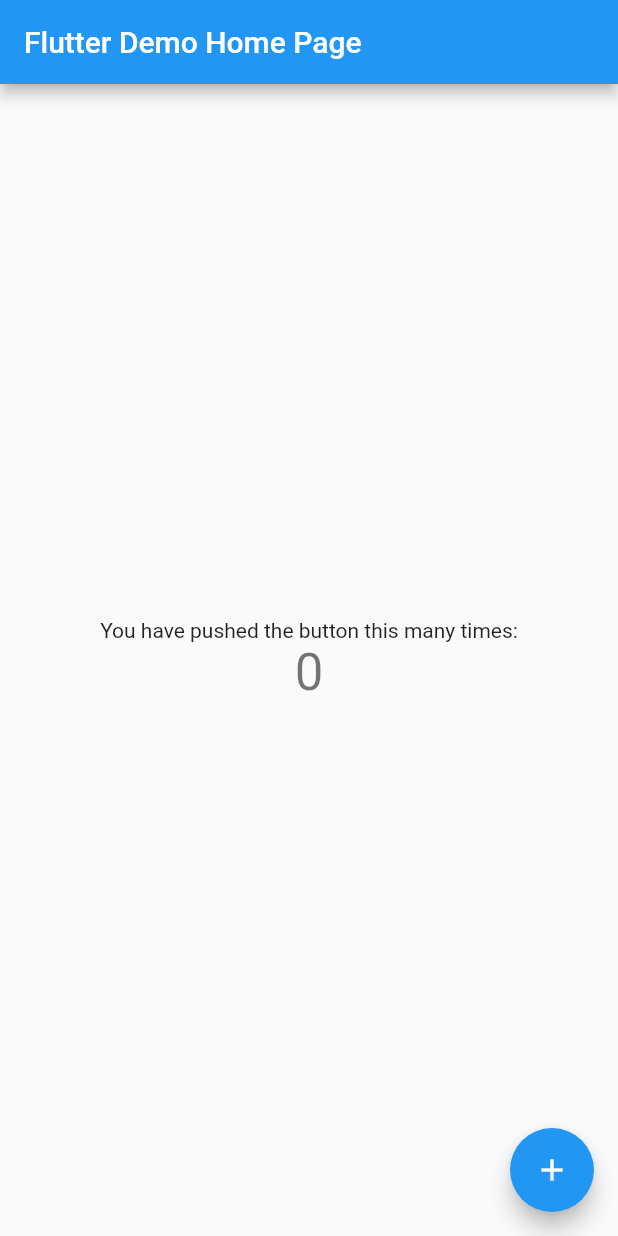
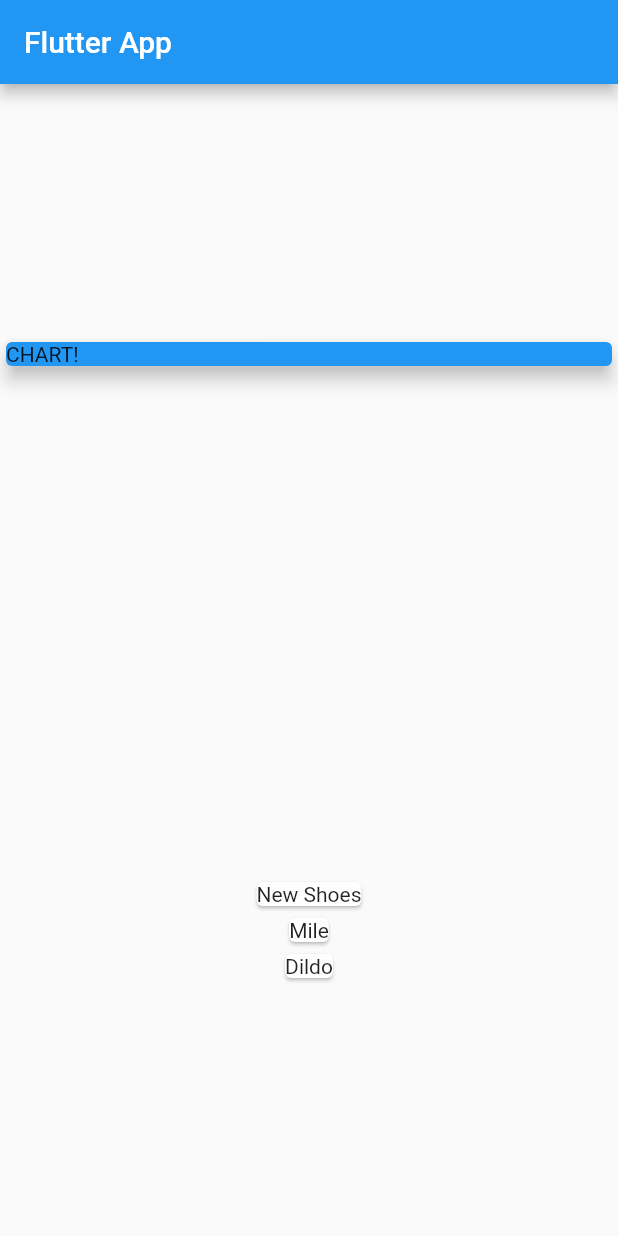
Before and after one commit to fiixed/personal_expenses_2, a Flutter app: the screen it shows after launch, on a phone screen of 412 x 824 dp. Run offline on Flutter 3.47's test engine with Material 2 defaults, Android fonts, the phone set to English and light mode, and no system bars.

```diff
--- a/lib/main.dart
+++ b/lib/main.dart
@@ -1,4 +1,6 @@
 import 'package:flutter/material.dart';
+
+import './transaction.dart';
 
 void main() => runApp(MyApp());
 
@@ -7,105 +9,61 @@ class MyApp extends StatelessWidget {
   @override
   Widget build(BuildContext context) {
     return MaterialApp(
-      title: 'Flutter Demo',
-      theme: ThemeData(
-        // This is the theme of your application.
-        //
-        // Try running your application with "flutter run". You'll see the
-        // application has a blue toolbar. Then, without quitting the app, try
-        // changing the primarySwatch below to Colors.green and then invoke
-        // "hot reload" (press "r" in the console where you ran "flutter run",
-        // or simply save your changes to "hot reload" in a Flutter IDE).
-        // Notice that the counter didn't reset back to zero; the application
-        // is not restarted.
-        primarySwatch: Colors.blue,
-      ),
-      home: MyHomePage(title: 'Flutter Demo Home Page'),
+      title: 'Flutter App',
+      home: MyHomePage(),
     );
   }
 }
 
-class MyHomePage extends StatefulWidget {
-  MyHomePage({Key key, this.title}) : super(key: key);
-
-  // This widget is the home page of your application. It is stateful, meaning
-  // that it has a State object (defined below) that contains fields that affect
-  // how it looks.
-
-  // This class is the configuration for the state. It holds the values (in this
-  // case the title) provided by the parent (in this case the App widget) and
-  // used by the build method of the State. Fields in a Widget subclass are
-  // always marked "final".
-
-  final String title;
-
-  @override
-  _MyHomePageState createState() => _MyHomePageState();
-}
-
-class _MyHomePageState extends State<MyHomePage> {
-  int _counter = 0;
-
-  void _incrementCounter() {
-    setState(() {
-      // This call to setState tells the Flutter framework that something has
-      // changed in this State, which causes it to rerun the build method below
-      // so that the display can reflect the updated values. If we changed
-      // _counter without calling setState(), then the build method would not be
-      // called again, and so nothing would appear to happen.
-      _counter++;
-    });
-  }
+class MyHomePage extends StatelessWidget {
+  final List<Transaction> transactions = [
+    Transaction(
+      id: 't1',
+      title: 'New Shoes',
+      amount: 69.99,
+      date: DateTime.now(),
+    ),
+    Transaction(
+      id: 't2',
+      title: 'Mile',
+      amount: 1.99,
+      date: DateTime.now(),
+    ),
+    Transaction(
+      id: 't3',
+      title: 'Dildo',
+      amount: 169.99,
+      date: DateTime.now(),
+    ),
+  ];
 
   @override
   Widget build(BuildContext context) {
-    // This method is rerun every time setState is called, for instance as done
-    // by the _incrementCounter method above.
-    //
-    // The Flutter framework has been optimized to make rerunning build methods
-    // fast, so that you can just rebuild anything that needs updating rather
-    // than having to individually change instances of widgets.
     return Scaffold(
       appBar: AppBar(
-        // Here we take the value from the MyHomePage object that was created by
-        // the App.build method, and use it to set our appbar title.
-        title: Text(widget.title),
+        title: Text('Flutter App'),
       ),
-      body: Center(
-        // Center is a layout widget. It takes a single child and positions it
-        // in the middle of the parent.
-        child: Column(
-          // Column is also a layout widget. It takes a list of children and
-          // arranges them vertically. By default, it sizes itself to fit its
-          // children horizontally, and tries to be as tall as its parent.
-          //
-          // Invoke "debug painting" (press "p" in the console, choose the
-          // "Toggle Debug Paint" action from the Flutter Inspector in Android
-          // Studio, or the "Toggle Debug Paint" command in Visual Studio Code)
-          // to see the wireframe for each widget.
-          //
-          // Column has various properties to control how it sizes itself and
-          // how it positions its children. Here we use mainAxisAlignment to
-          // center the children vertically; the main axis here is the vertical
-          // axis because Columns are vertical (the cross axis would be
-          // horizontal).
-          mainAxisAlignment: MainAxisAlignment.center,
-          children: <Widget>[
-            Text(
-              'You have pushed the button this many times:',
+      body: Column(
+        mainAxisAlignment: MainAxisAlignment.spaceAround,
+        crossAxisAlignment: CrossAxisAlignment.stretch,
+        children: <Widget>[
+          Container(
+            width: double.infinity,
+            child: Card(
+              color: Colors.blue,
+              child: Text('CHART!'),
+              elevation: 5.0,
             ),
-            Text(
-              '$_counter',
-              style: Theme.of(context).textTheme.display1,
-            ),
-          ],
-        ),
+          ),
+          Column(
+            children: transactions.map((tx) {
+              return Card(
+                child: Text(tx.title),
+              );
+            }).toList(),
+          ),
+        ],
       ),
-      floatingActionButton: FloatingActionButton(
-        onPressed: _incrementCounter,
-        tooltip: 'Increment',
-        child: Icon(Icons.add),
-      ), // This trailing comma makes auto-formatting nicer for build methods.
     );
   }
 }
--- /dev/null
+++ b/lib/transaction.dart
@@ -0,0 +1,15 @@
+import 'package:flutter/foundation.dart';
+
+class Transaction {
+  final String id;
+  final String title;
+  final double amount;
+  final DateTime date;
+
+  Transaction({
+   @required this.id,
+   @required this.title,
+   @required this.amount,
+   @required this.date,
+  });
+}
```
